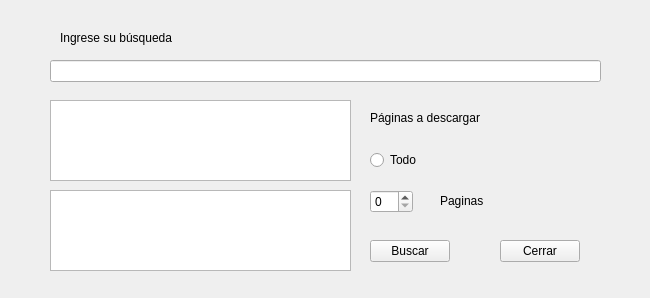
Above: AcaCrawl.ui from dcalenzani/AcaCrawler before the change. Below: the same form after it.
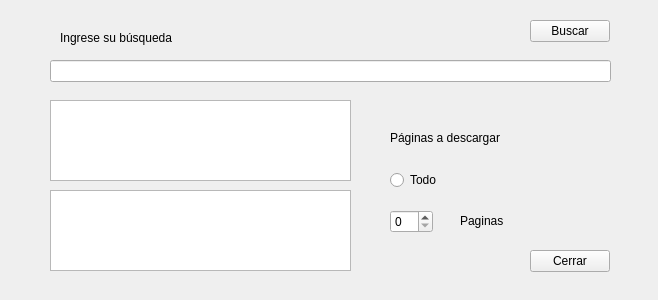
That is the form after the change.

Patch:
```diff
--- a/AcaCrawl.ui
+++ b/AcaCrawl.ui
@@ -6,8 +6,8 @@
    <rect>
     <x>0</x>
     <y>0</y>
-    <width>650</width>
-    <height>298</height>
+    <width>658</width>
+    <height>300</height>
    </rect>
   </property>
   <property name="windowTitle">
@@ -16,9 +16,9 @@
   <widget class="QRadioButton" name="RBSelection">
    <property name="geometry">
     <rect>
-     <x>370</x>
-     <y>150</y>
-     <width>99</width>
+     <x>390</x>
+     <y>170</y>
+     <width>201</width>
      <height>20</height>
     </rect>
    </property>
@@ -29,8 +29,8 @@
   <widget class="QPushButton" name="SearchButton">
    <property name="geometry">
     <rect>
-     <x>370</x>
-     <y>240</y>
+     <x>530</x>
+     <y>20</y>
      <width>80</width>
      <height>22</height>
     </rect>
@@ -42,8 +42,8 @@
   <widget class="QPushButton" name="CloseButton">
    <property name="geometry">
     <rect>
-     <x>500</x>
-     <y>240</y>
+     <x>530</x>
+     <y>250</y>
      <width>80</width>
      <height>22</height>
     </rect>
@@ -57,7 +57,7 @@
     <rect>
      <x>50</x>
      <y>60</y>
-     <width>551</width>
+     <width>561</width>
      <height>22</height>
     </rect>
    </property>
@@ -78,8 +78,8 @@
   <widget class="QLabel" name="SelectionLabel">
    <property name="geometry">
     <rect>
-     <x>370</x>
-     <y>110</y>
+     <x>390</x>
+     <y>130</y>
      <width>141</width>
      <height>16</height>
     </rect>
@@ -91,8 +91,8 @@
   <widget class="QSpinBox" name="PagesNumber">
    <property name="geometry">
     <rect>
-     <x>370</x>
-     <y>190</y>
+     <x>390</x>
+     <y>210</y>
      <width>43</width>
      <height>23</height>
     </rect>
@@ -111,8 +111,8 @@
   <widget class="QLabel" name="PagesLabel">
    <property name="geometry">
     <rect>
-     <x>440</x>
-     <y>190</y>
+     <x>460</x>
+     <y>210</y>
      <width>57</width>
      <height>21</height>
     </rect>
```
